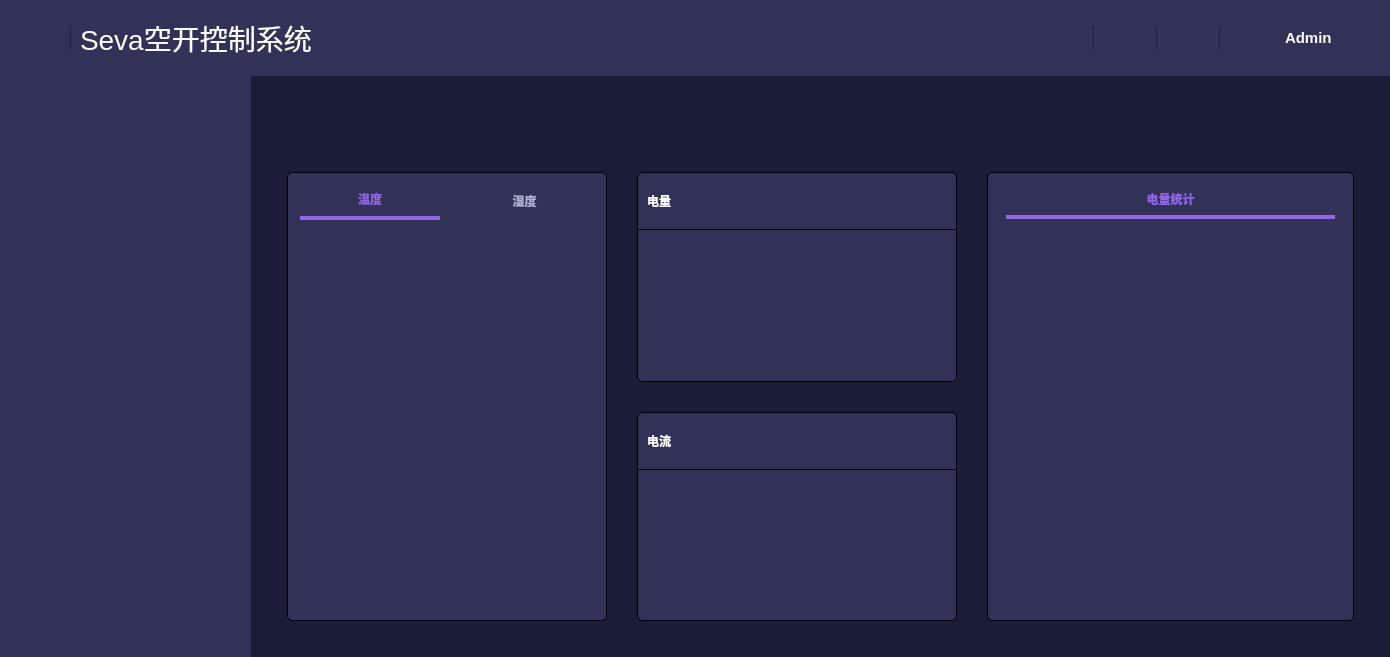
The window that gui/main.ui (gq-tang/iot-mantun) describes before a commit, drawn with Qt 5.
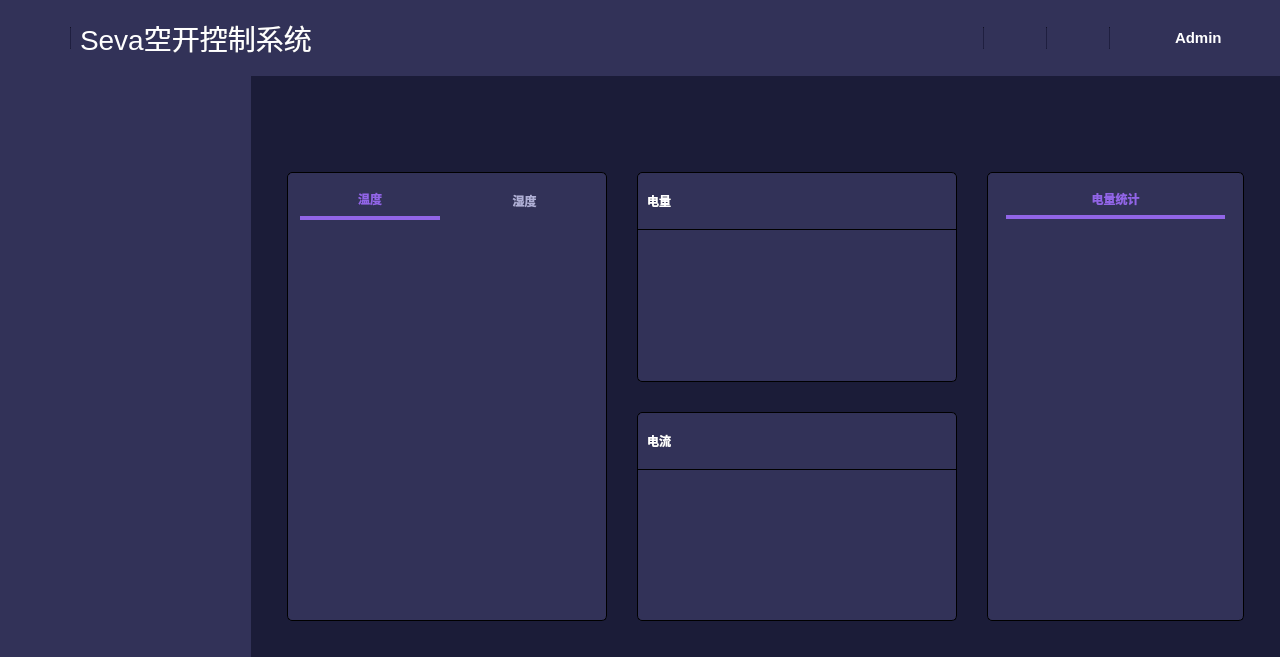
The same window after the commit. Icons and pictures are not drawn.

What changed in the file:
```diff
--- a/gui/main.ui
+++ b/gui/main.ui
@@ -6,7 +6,7 @@
    <rect>
     <x>0</x>
     <y>0</y>
-    <width>1390</width>
+    <width>1280</width>
     <height>657</height>
    </rect>
   </property>
@@ -18,8 +18,8 @@
   </property>
   <property name="maximumSize">
    <size>
-    <width>1920</width>
-    <height>1080</height>
+    <width>1280</width>
+    <height>800</height>
    </size>
   </property>
   <property name="windowTitle">
@@ -483,8 +483,8 @@
      <widget class="QFrame" name="main_frame">
       <property name="maximumSize">
        <size>
-        <width>1920</width>
-        <height>1080</height>
+        <width>1280</width>
+        <height>800</height>
        </size>
       </property>
       <property name="frameShape">
```
